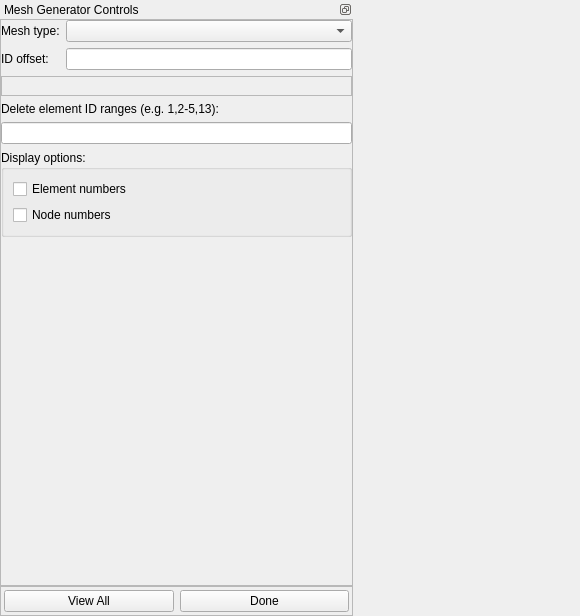
Qt form mapclientplugins/meshgeneratorstep/qt/meshgeneratorwidget.ui (ABI-Software/scaffoldmaker) before a commit.
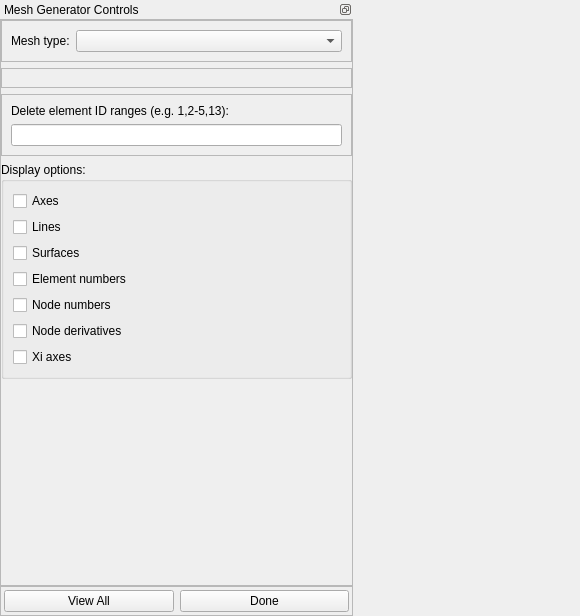
The same form after that commit. Custom widgets are drawn as their Qt base class.

```diff
--- a/mapclientplugins/meshgeneratorstep/qt/meshgeneratorwidget.ui
+++ b/mapclientplugins/meshgeneratorstep/qt/meshgeneratorwidget.ui
@@ -105,10 +105,14 @@
            <item>
             <layout class="QVBoxLayout" name="verticalLayout_3">
              <item>
-              <layout class="QFormLayout" name="formLayout_2">
-               <property name="fieldGrowthPolicy">
-                <enum>QFormLayout::AllNonFixedFieldsGrow</enum>
+              <widget class="QFrame" name="meshType_frame">
+               <property name="frameShape">
+                <enum>QFrame::StyledPanel</enum>
                </property>
+               <property name="frameShadow">
+                <enum>QFrame::Raised</enum>
+               </property>
+               <layout class="QFormLayout" name="formLayout_3">
                <item row="0" column="0">
                 <widget class="QLabel" name="meshType_label">
                  <property name="text">
@@ -119,21 +123,8 @@
                <item row="0" column="1">
                 <widget class="QComboBox" name="meshType_comboBox"/>
                </item>
-               <item row="1" column="0">
-                <widget class="QLabel" name="identifierOffset_label">
-                 <property name="text">
-                  <string>ID offset:</string>
-                 </property>
-                </widget>
-               </item>
-               <item row="1" column="1">
-                <widget class="QLineEdit" name="identifierOffset_lineEdit">
-                 <property name="toolTip">
-                  <string>&lt;html&gt;&lt;head/&gt;&lt;body&gt;&lt;p&gt;Offset to add to all node and element identifiers to not clash with other meshes this will join with.&lt;/p&gt;&lt;/body&gt;&lt;/html&gt;</string>
-                 </property>
-                </widget>
-               </item>
-              </layout>
+               </layout>
+              </widget>
              </item>
              <item>
               <widget class="QFrame" name="meshTypeOptions_frame">
@@ -147,6 +138,15 @@
               </widget>
              </item>
              <item>
+              <widget class="QFrame" name="modifyOptions_frame">
+               <property name="frameShape">
+                <enum>QFrame::StyledPanel</enum>
+               </property>
+               <property name="frameShadow">
+                <enum>QFrame::Raised</enum>
+               </property>
+               <layout class="QVBoxLayout" name="verticalLayout_6">
+                <item>
               <widget class="QLabel" name="deleteElementRanges_label">
                <property name="text">
                 <string>Delete element ID ranges (e.g. 1,2-5,13):</string>
@@ -156,6 +156,12 @@
              <item>
               <widget class="QLineEdit" name="deleteElementsRanges_lineEdit"/>
              </item>
+               </layout>
+               <zorder>deleteElementRanges_label</zorder>
+               <zorder>deleteElementRanges_label</zorder>
+               <zorder>deleteElementsRanges_lineEdit</zorder>
+              </widget>
+             </item>
              <item>
               <widget class="QGroupBox" name="displayOptions_groupBox">
                <property name="sizePolicy">
@@ -168,6 +174,27 @@
                 <string>Display options:</string>
                </property>
                <layout class="QVBoxLayout" name="verticalLayout_7">
+                <item>
+                 <widget class="QCheckBox" name="displayAxes_checkBox">
+                  <property name="text">
+                   <string>Axes</string>
+                  </property>
+                 </widget>
+                </item>
+                <item>
+                 <widget class="QCheckBox" name="displayLines_checkBox">
+                  <property name="text">
+                   <string>Lines</string>
+                  </property>
+                 </widget>
+                </item>
+                <item>
+                 <widget class="QCheckBox" name="displaySurfaces_checkBox">
+                  <property name="text">
+                   <string>Surfaces</string>
+                  </property>
+                 </widget>
+                </item>
                 <item>
                  <widget class="QCheckBox" name="displayElementNumbers_checkBox">
                   <property name="text">
@@ -182,6 +209,20 @@
                   </property>
                  </widget>
                 </item>
+                <item>
+                 <widget class="QCheckBox" name="displayNodeDerivatives_checkBox">
+                  <property name="text">
+                   <string>Node derivatives</string>
+                  </property>
+                 </widget>
+                </item>
+                <item>
+                 <widget class="QCheckBox" name="displayXiAxes_checkBox">
+                  <property name="text">
+                   <string>Xi axes</string>
+                  </property>
+                 </widget>
+                </item>
                </layout>
               </widget>
              </item>
```
Lines whose indentation alone changed are shown as unchanged.
